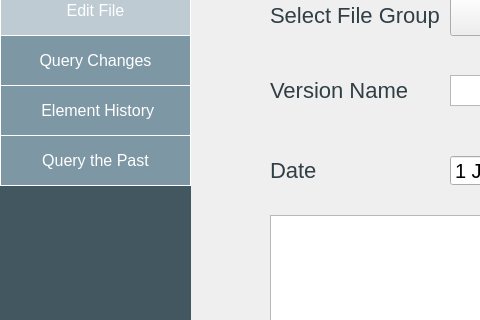
Above: editfiles.ui from HalaSaadeh/XML_Warehouse before the change; both pictures show x 0 to 480 and y 185 to 505 of the 1120 by 850 pixel window. Below: the same form after it.
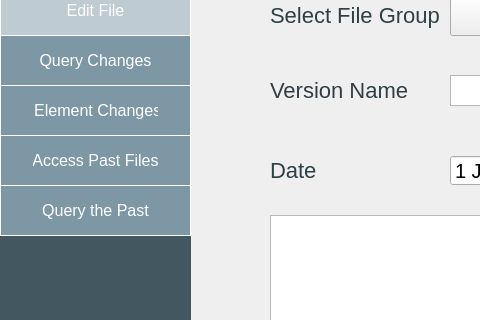
That is the form after the change.

What changed in the file:
```diff
--- a/editfiles.ui
+++ b/editfiles.ui
@@ -118,7 +118,7 @@
    <property name="geometry">
     <rect>
      <x>0</x>
-     <y>320</y>
+     <y>370</y>
      <width>191</width>
      <height>51</height>
     </rect>
@@ -423,7 +423,34 @@
 </string>
    </property>
    <property name="text">
-    <string> Element History</string>
+    <string> Element Changes</string>
+   </property>
+  </widget>
+  <widget class="QPushButton" name="viewOld">
+   <property name="geometry">
+    <rect>
+     <x>0</x>
+     <y>320</y>
+     <width>191</width>
+     <height>51</height>
+    </rect>
+   </property>
+   <property name="styleSheet">
+    <string notr="true">background-color: #7d97a5 ;
+  border: none;
+  color: white;
+  padding: 15px 32px;
+  text-align: center;
+  text-decoration: none;
+  display: inline-block;
+  font-size: 16px;
+font-family: helvetica;
+border: 1px solid white;
+
+</string>
+   </property>
+   <property name="text">
+    <string>Access Past Files</string>
    </property>
   </widget>
  </widget>
```
